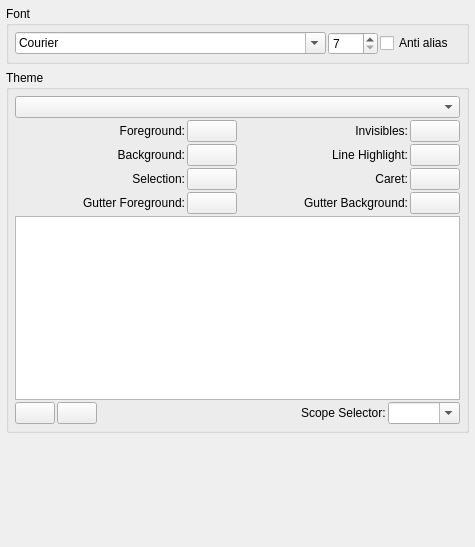
Before: the Qt Designer form resources/ui/configure/theme.ui in prymatex/prymatex, drawn with Qt 5.
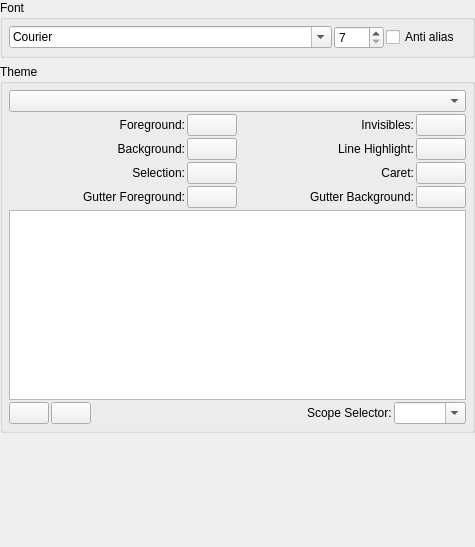
After: the same form once the commit is applied. Icons and pictures are not drawn.

```diff
--- a/resources/ui/configure/theme.ui
+++ b/resources/ui/configure/theme.ui
@@ -18,7 +18,7 @@
     <number>6</number>
    </property>
    <property name="margin">
-    <number>6</number>
+    <number>0</number>
    </property>
    <item>
     <widget class="QGroupBox" name="groupBoxFont_2">
```
